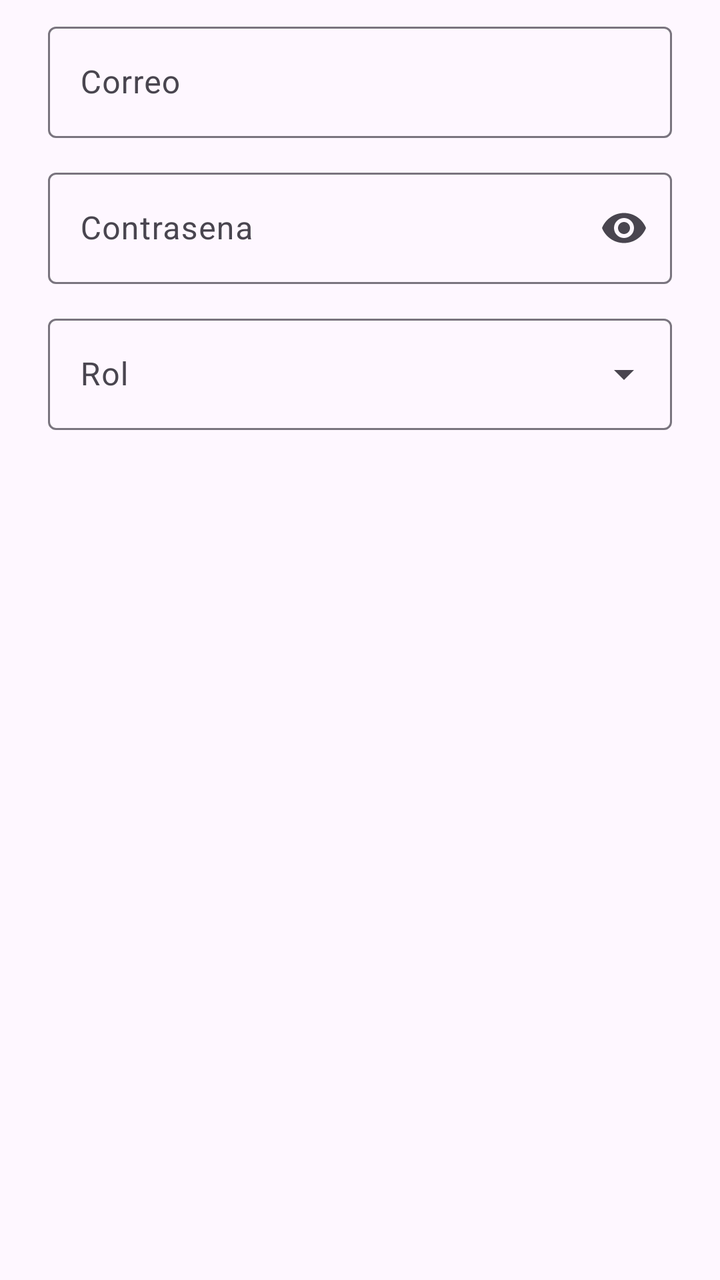
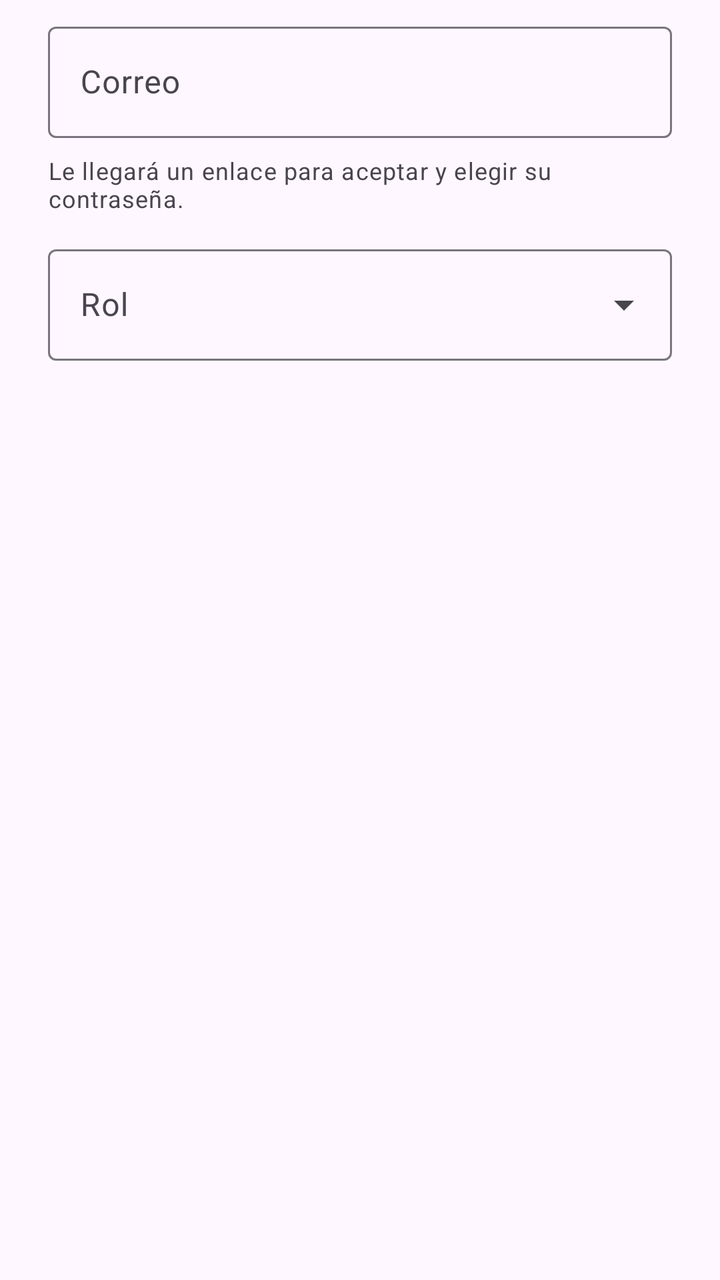

Compare the two renders of this Android layout. The source of the first and the diff that turns it into the second are given below.
<!-- AndroidManifest.xml: application theme Theme.AppCustomi2 -->
<!-- res/layout/dialog_alta_empleado.xml -->
<?xml version="1.0" encoding="utf-8"?>
<LinearLayout xmlns:android="http://schemas.android.com/apk/res/android"
    xmlns:app="http://schemas.android.com/apk/res-auto"
    android:layout_width="match_parent"
    android:layout_height="wrap_content"
    android:orientation="vertical"
    android:paddingHorizontal="24dp"
    android:paddingTop="8dp">

    <com.google.android.material.textfield.TextInputLayout
        android:layout_width="match_parent"
        android:layout_height="wrap_content"
        android:hint="Correo">

        <com.google.android.material.textfield.TextInputEditText
            android:id="@+id/editEmail"
            android:layout_width="match_parent"
            android:layout_height="wrap_content"
            android:inputType="textEmailAddress" />
    </com.google.android.material.textfield.TextInputLayout>

    <com.google.android.material.textfield.TextInputLayout
        android:layout_width="match_parent"
        android:layout_height="wrap_content"
        android:layout_marginTop="12dp"
        android:hint="Contrasena"
        app:endIconMode="password_toggle">

        <com.google.android.material.textfield.TextInputEditText
            android:id="@+id/editPassword"
            android:layout_width="match_parent"
            android:layout_height="wrap_content"
            android:inputType="textPassword" />
    </com.google.android.material.textfield.TextInputLayout>

    <com.google.android.material.textfield.TextInputLayout
        android:id="@+id/tilRol"
        style="@style/Widget.Material3.TextInputLayout.OutlinedBox.ExposedDropdownMenu"
        android:layout_width="match_parent"
        android:layout_height="wrap_content"
        android:layout_marginTop="12dp"
        android:hint="Rol">

        <com.google.android.material.textfield.MaterialAutoCompleteTextView
            android:id="@+id/dropRol"
            android:layout_width="match_parent"
            android:layout_height="wrap_content"
            android:inputType="none" />
    </com.google.android.material.textfield.TextInputLayout>
</LinearLayout>
<!-- resources referenced by this layout -->
<resources>
  <style name="Theme.AppCustomi2" parent="Base.Theme.AppCustomi2" />
  <style name="Base.Theme.AppCustomi2" parent="Theme.Material3.DayNight.NoActionBar">
          
          
      </style>
</resources>

<!-- the commit's change to res/layout/dialog_alta_empleado.xml (unified diff, before → after) -->
@@ -19,19 +19,12 @@
             android:inputType="textEmailAddress" />
     </com.google.android.material.textfield.TextInputLayout>
 
-    <com.google.android.material.textfield.TextInputLayout
+    <TextView
         android:layout_width="match_parent"
         android:layout_height="wrap_content"
-        android:layout_marginTop="12dp"
-        android:hint="Contrasena"
-        app:endIconMode="password_toggle">
-
-        <com.google.android.material.textfield.TextInputEditText
-            android:id="@+id/editPassword"
-            android:layout_width="match_parent"
-            android:layout_height="wrap_content"
-            android:inputType="textPassword" />
-    </com.google.android.material.textfield.TextInputLayout>
+        android:layout_marginTop="8dp"
+        android:text="Le llegará un enlace para aceptar y elegir su contraseña."
+        android:textAppearance="?attr/textAppearanceBodySmall" />
 
     <com.google.android.material.textfield.TextInputLayout
         android:id="@+id/tilRol"
